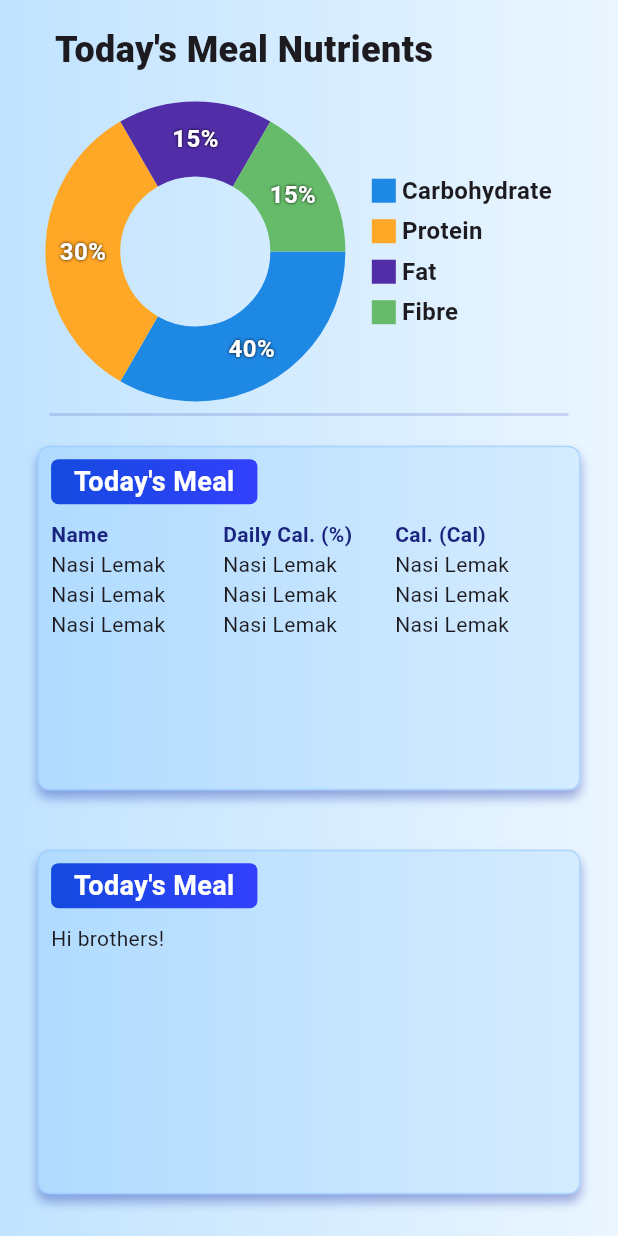
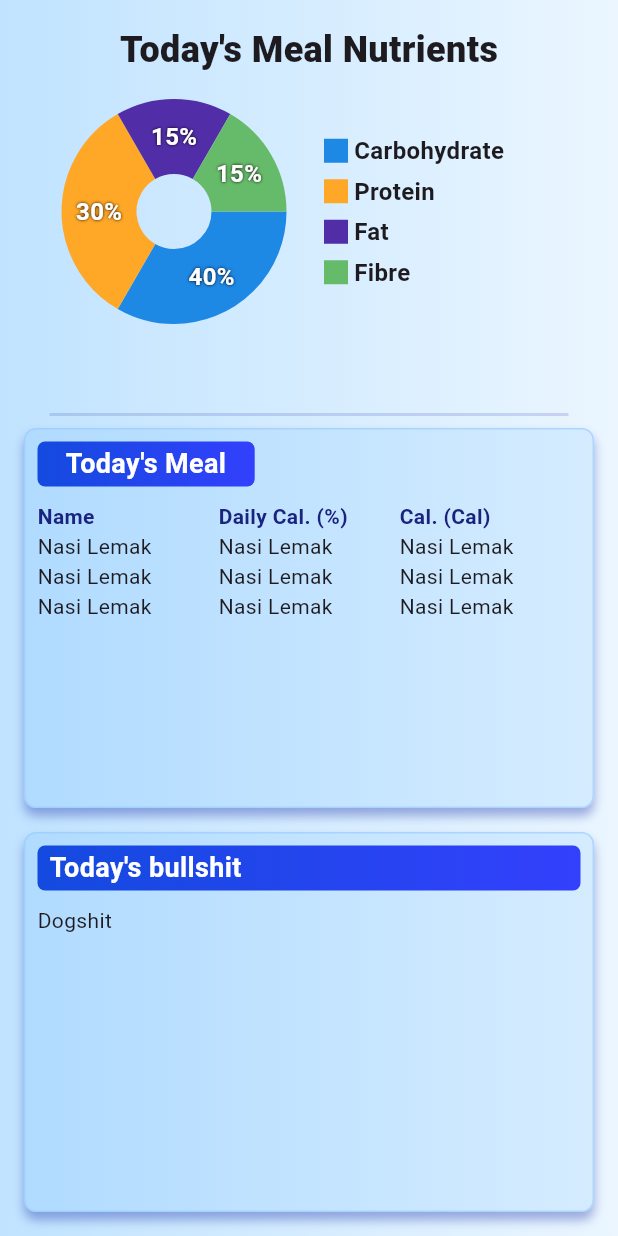
Before and after one commit to muniif10/fyp_calorietrack, a Flutter app: the screen it shows after launch, on a phone screen of 412 x 824 dp. Run offline on Flutter 3.47's test engine with Material 3 defaults, Android fonts, the phone set to English and light mode, and no system bars; drawn by our look-alikes of fl_chart; our stand-ins replace camera, image_picker; missing offline and left inert: tflite_flutter.

Commit message:
streamlined and simplify boxes, ready for use

```diff
--- a/lib/main.dart
+++ b/lib/main.dart
@@ -17,7 +17,8 @@ class MainApp extends StatelessWidget {
   Widget build(BuildContext context) {
     return MaterialApp(
       debugShowCheckedModeBanner: false,
-      home: Scaffold(
+      home: SafeArea(
+        child: Scaffold(
           key: scaffoldKey,
           // drawer: Drawer(
           //   child: Column(
@@ -60,6 +61,7 @@ class MainApp extends StatelessWidget {
           // ),
 
           body: HomePage(),
+        ),
       ),
     );
   }
--- a/lib/ui/home_page.dart
+++ b/lib/ui/home_page.dart
@@ -68,64 +68,79 @@ class Indicator extends StatelessWidget {
 
 class InformationCard extends StatelessWidget {
   final Widget content;
+  final String title;
 
   const InformationCard({
     super.key,
     required this.content,
+    required this.title,
   });
 
   @override
   Widget build(BuildContext context) {
+    final theme = Theme.of(context); // Access theme for consistency
+
     return Padding(
       padding: const EdgeInsets.all(8.0),
       child: Center(
         child: Container(
           decoration: BoxDecoration(
             border: Border.all(
-                  color: const Color.fromARGB(161, 151, 201, 255), width: 1),
+              color: const Color.fromARGB(161, 151, 201, 255),
+              width: 1,
+            ),
             boxShadow: const [
               BoxShadow(
                 color: shadownOnPrimaryBackgroundGradient,
                 blurRadius: 5,
                 offset: Offset(0, 5),
-                    spreadRadius: 0)
+              ),
             ],
             borderRadius: BorderRadius.circular(8),
-              gradient: LinearGradient(colors: secondaryBackgroundGradient)),
+            gradient: LinearGradient(
+              colors: secondaryBackgroundGradient,
+            ),
+          ),
           child: Padding(
             padding: const EdgeInsets.all(8.0),
-            child: FractionallySizedBox(
-              heightFactor: .9,
-              widthFactor: .95,
-              child: Column(
+            child: LayoutBuilder(
+              builder: (context, constraints) {
+                return Column(
                   crossAxisAlignment: CrossAxisAlignment.start,
+                  mainAxisSize: MainAxisSize.min, // Avoid unnecessary height
                   children: [
+                    // Title Section
                     FractionallySizedBox(
-                      widthFactor: 0.4,
+                      widthFactor: 1,
                       child: Container(
                         decoration: BoxDecoration(
                             gradient: LinearGradient(
                                 colors: onSecondaryBackgroundGradient),
                             borderRadius: BorderRadius.circular(5)),
-                        child: const Padding(
+                        child: Padding(
                           padding:
                               EdgeInsets.symmetric(vertical: 2, horizontal: 8),
                           child: Text(
-                            "Today's Meal",
+                            title,
                             style: TextStyle(
                                 color: Colors.white,
                                 fontSize: 18,
                                 fontWeight: FontWeight.bold),
-                            textAlign: TextAlign.center,
+                            // textAlign: TextAlign.center,
                           ),
                         ),
-                      )),
-                  const SizedBox(
-                    height: 10,
                       ),
-                  content,
+                    ),
+                    const SizedBox(height: 10),
+                    // Content Section
+                    Expanded(
+                      child: SingleChildScrollView(
+                        child: content,
+                      ),
+                    ),
                   ],
-              ),
+                );
+              },
             ),
           ),
         ),
@@ -173,9 +188,6 @@ class MealInformartionCard extends StatelessWidget {
               gradient: LinearGradient(colors: secondaryBackgroundGradient)),
           child: Padding(
             padding: const EdgeInsets.all(8.0),
-            child: FractionallySizedBox(
-              heightFactor: .9,
-              widthFactor: .95,
             child: Column(
               crossAxisAlignment: CrossAxisAlignment.start,
               children: [
@@ -228,11 +240,8 @@ class MealInformartionCard extends StatelessWidget {
                     // Handle different states of the stream
                     if (snapshot.connectionState == ConnectionState.waiting) {
                       rows.add(
-                          const TableRow(children: [
-                            Text("Loading..."),
-                            Text(""),
-                            Text("")
-                          ]),
+                        const TableRow(
+                            children: [Text("Loading..."), Text(""), Text("")]),
                       );
                     } else if (snapshot.hasError) {
                       rows.add(
@@ -274,7 +283,6 @@ class MealInformartionCard extends StatelessWidget {
           ),
         ),
       ),
-      ),
     );
   }
 }
@@ -297,12 +305,16 @@ class PieChartWidget extends StatelessWidget {
 
   @override
   Widget build(BuildContext context) {
+    // Get the screen height
+    final screenHeight = MediaQuery.of(context).size.height;
+
     return Container(
-    constraints: BoxConstraints(maxWidth: MediaQuery.of(context).size.width * 0.9),
       padding: const EdgeInsets.all(8.0),
       child: Column(
-      crossAxisAlignment: CrossAxisAlignment.start,
+        crossAxisAlignment: CrossAxisAlignment.center,
+        mainAxisAlignment: MainAxisAlignment.start,
         children: [
+          // Title Section
           const Padding(
             padding: EdgeInsets.symmetric(horizontal: 8.0),
             child: Text(
@@ -311,20 +323,19 @@ class PieChartWidget extends StatelessWidget {
             ),
           ),
           const SizedBox(height: 16),
+
           Row(
             children: [
-            // Pie Chart Section
-            Flexible(
-              flex: 3,
-              child: AspectRatio(
-                aspectRatio: 1,
+              SizedBox(
+                height: 150,
+                width: 200,
                 child: PieChart(
                   swapAnimationCurve: Curves.easeInOutCirc,
                   swapAnimationDuration: const Duration(milliseconds: 300),
                   PieChartData(
                     borderData: FlBorderData(show: true),
                     sectionsSpace: 0,
-                    centerSpaceRadius: 50,
+                    centerSpaceRadius: 25,
                     sections: sections,
                     pieTouchData: PieTouchData(
                       touchCallback: (FlTouchEvent event, pieTouchResponse) {
@@ -334,25 +345,26 @@ class PieChartWidget extends StatelessWidget {
                           onTouchedIndexChanged(-1);
                           return;
                         }
-                        final newIndex = pieTouchResponse.touchedSection!.touchedSectionIndex;
-                        onTouchedIndexChanged(newIndex == touchedIndex ? -1 : newIndex);
+                        final newIndex = pieTouchResponse
+                            .touchedSection!.touchedSectionIndex;
+                        onTouchedIndexChanged(
+                            newIndex == touchedIndex ? -1 : newIndex);
                       },
                     ),
                   ),
                 ),
               ),
-            ),
-            const SizedBox(width: 16),
-            // Indicator Section
-            Flexible(
+              Expanded(
                 flex: 2,
                 child: Column(
                   mainAxisAlignment: MainAxisAlignment.start,
                   crossAxisAlignment: CrossAxisAlignment.start,
                   children: <Widget>[
-                  Indicator(color: carbColor, text: 'Carbohydrate', isSquare: true),
+                    Indicator(
+                        color: carbColor, text: 'Carbohydrate', isSquare: true),
                     const SizedBox(height: 4),
-                  Indicator(color: proteinColor, text: 'Protein', isSquare: true),
+                    Indicator(
+                        color: proteinColor, text: 'Protein', isSquare: true),
                     const SizedBox(height: 4),
                     Indicator(color: fatColor, text: 'Fat', isSquare: true),
                     const SizedBox(height: 4),
@@ -362,6 +374,42 @@ class PieChartWidget extends StatelessWidget {
               ),
             ],
           ),
+          // Pie Chart Section
+          // Container(
+          //   height: screenHeight * 0.20, // 15% of the screen height
+          //   child: Row(
+          //     children: [
+          //       // Pie Chart
+          //       Expanded(
+          //         flex: 3,
+          //         child: ,
+          //       ),
+          //       const SizedBox(width: 16),
+          //       // Indicator Section
+          //       Expanded(
+          //         flex: 2,
+          //         child: Column(
+          //           mainAxisAlignment: MainAxisAlignment.start,
+          //           crossAxisAlignment: CrossAxisAlignment.start,
+          //           children: <Widget>[
+          //             Indicator(
+          //                 color: carbColor,
+          //                 text: 'Carbohydrate',
+          //                 isSquare: true),
+          //             const SizedBox(height: 4),
+          //             Indicator(
+          //                 color: proteinColor, text: 'Protein', isSquare: true),
+          //             const SizedBox(height: 4),
+          //             Indicator(color: fatColor, text: 'Fat', isSquare: true),
+          //             const SizedBox(height: 4),
+          //             Indicator(
+          //                 color: fibreColor, text: 'Fibre', isSquare: true),
+          //           ],
+          //         ),
+          //       ),
+          //     ],
+          //   ),
+          // ),
         ],
       ),
     );
@@ -406,7 +454,15 @@ class _HomePageState extends State<HomePage> {
             ),
             const Expanded(
               flex: 1,
-              child: InformationCard(content: Text("Hi brothers!"),),
+              child: InformationCard(
+                title: "Today's bullshit",
+                content: Column(
+                  crossAxisAlignment: CrossAxisAlignment.center,
+                  children: [
+                    Text("Dogshit"),
+                  ],
+                ),
+              ),
             ),
           ],
         ),
```
Lines whose indentation alone changed are shown as unchanged.
